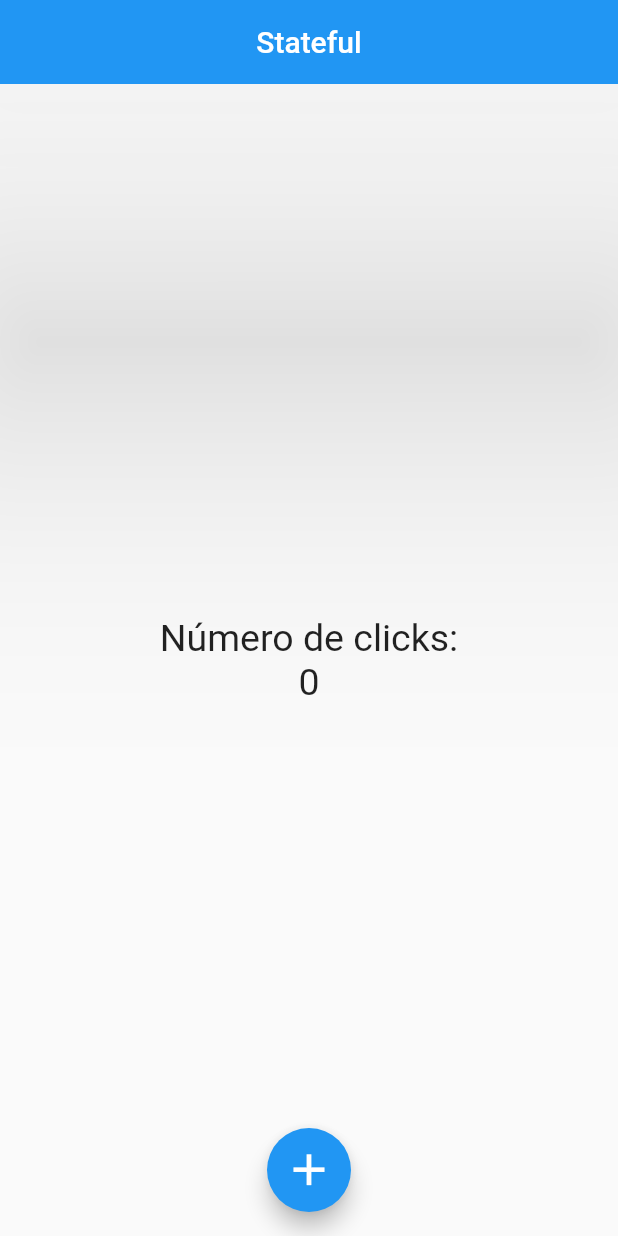
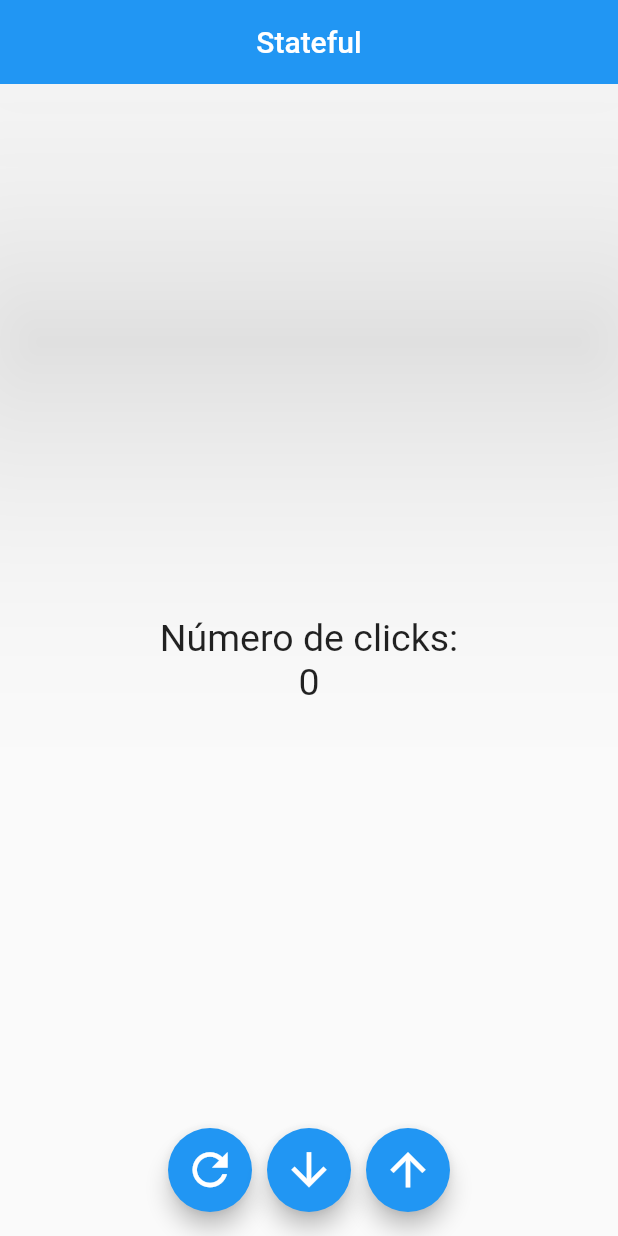
Before and after one commit to gallottohugo/FlutterHelloWorld, a Flutter app: the screen it shows after launch, on a phone screen of 412 x 824 dp. Run offline on Flutter 3.47's test engine with Material 2 defaults, Android fonts, the phone set to English and light mode, and no system bars.

Commit message:
Create buttons to sum_page

```diff
--- a/lib/src/pages/sum_page.dart
+++ b/lib/src/pages/sum_page.dart
@@ -28,15 +28,30 @@ class _SumPageState extends State<SumPage> {
                     ],
                 ),
             ),
-            floatingActionButton: FloatingActionButton(
-                child: Icon(Icons.add, size: 35,),
-                onPressed: (){
-					setState(() {
-						_sum ++;
-					});
-                },
-            ),
+            floatingActionButton: _buttonsCreate(),
             floatingActionButtonLocation: FloatingActionButtonLocation.centerFloat
         );
     }
+
+	Widget _buttonsCreate(){
+		return Row(
+			mainAxisAlignment: MainAxisAlignment.center,
+			children: <Widget>[
+				FloatingActionButton(
+					child: Icon(Icons.refresh,size: 35,),
+					onPressed: (){setState(() {_sum = 0; });},
+				),
+				SizedBox(width: 10.0,),
+				FloatingActionButton(
+					child: Icon(Icons.arrow_downward,size: 35,),
+					onPressed: (){setState(() {_sum --;	});},
+				),
+				SizedBox(width: 10.0,),
+				FloatingActionButton(
+					child: Icon(Icons.arrow_upward,size: 35,),
+					onPressed: (){setState(() {_sum ++; });},
+				),
+			],
+		);
+	}
 }
```
